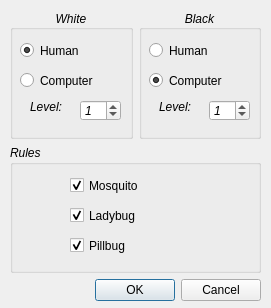
Qt form gui/src/newgame.ui (jebbe/insekten) before a commit.
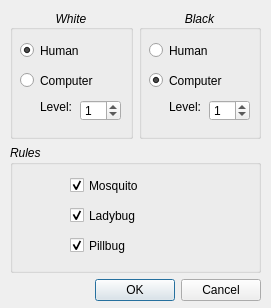
The same form after that commit.

Commit message:
Enabling compilation on windows.
Had to change uint to unsigned int and add some includes.

```diff
--- a/gui/src/newgame.ui
+++ b/gui/src/newgame.ui
@@ -100,6 +100,11 @@
              <height>21</height>
             </rect>
            </property>
+           <property name="font">
+            <font>
+             <italic>false</italic>
+            </font>
+           </property>
            <property name="maximum">
             <number>5</number>
            </property>
@@ -110,12 +115,17 @@
           <widget class="QLabel" name="label">
            <property name="geometry">
             <rect>
-             <x>20</x>
+             <x>30</x>
              <y>90</y>
              <width>52</width>
              <height>14</height>
             </rect>
            </property>
+           <property name="font">
+            <font>
+             <italic>false</italic>
+            </font>
+           </property>
            <property name="text">
             <string>Level:</string>
            </property>
@@ -193,6 +203,11 @@
              <height>21</height>
             </rect>
            </property>
+           <property name="font">
+            <font>
+             <italic>false</italic>
+            </font>
+           </property>
            <property name="maximum">
             <number>5</number>
            </property>
@@ -203,12 +218,17 @@
           <widget class="QLabel" name="label_2">
            <property name="geometry">
             <rect>
-             <x>20</x>
+             <x>30</x>
              <y>90</y>
              <width>52</width>
              <height>14</height>
             </rect>
            </property>
+           <property name="font">
+            <font>
+             <italic>false</italic>
+            </font>
+           </property>
            <property name="text">
             <string>Level:</string>
            </property>
```
The commit also changes 6 other files.
